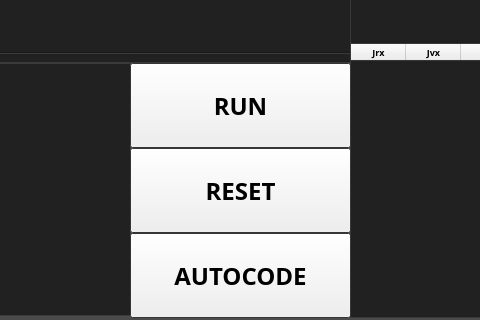
Qt form KocoPro/mainwindow.ui (windhunterSB/Homework) before a commit; both pictures show x 300 to 780 and y 477 to 797 of the 1045 by 797 pixel window.
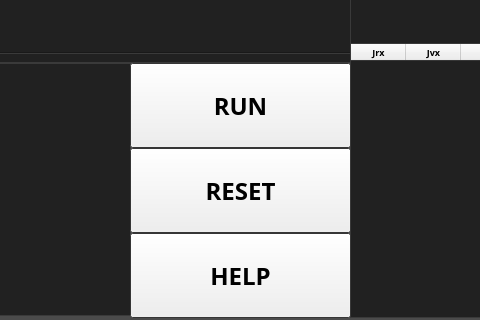
The same form after that commit. Icons and pictures are not drawn. Custom widgets are drawn as their Qt base class.

Patch:
```diff
--- a/KocoPro/mainwindow.ui
+++ b/KocoPro/mainwindow.ui
@@ -581,7 +581,7 @@
      <string notr="true"/>
     </property>
     <property name="text">
-     <string>AUTOCODE</string>
+     <string>HELP</string>
     </property>
    </widget>
    <widget class="QLabel" name="label">
```
